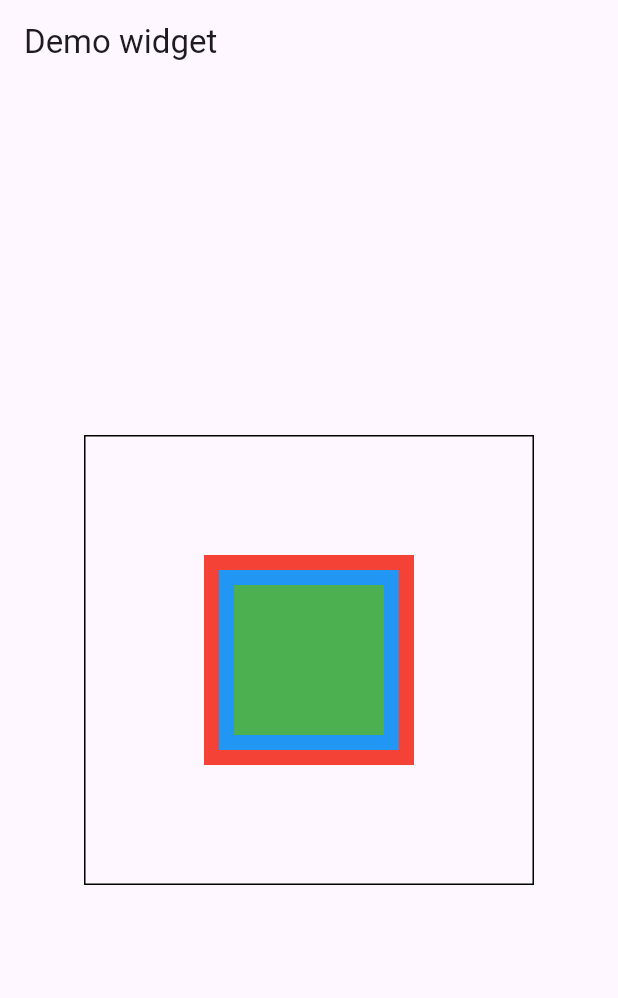
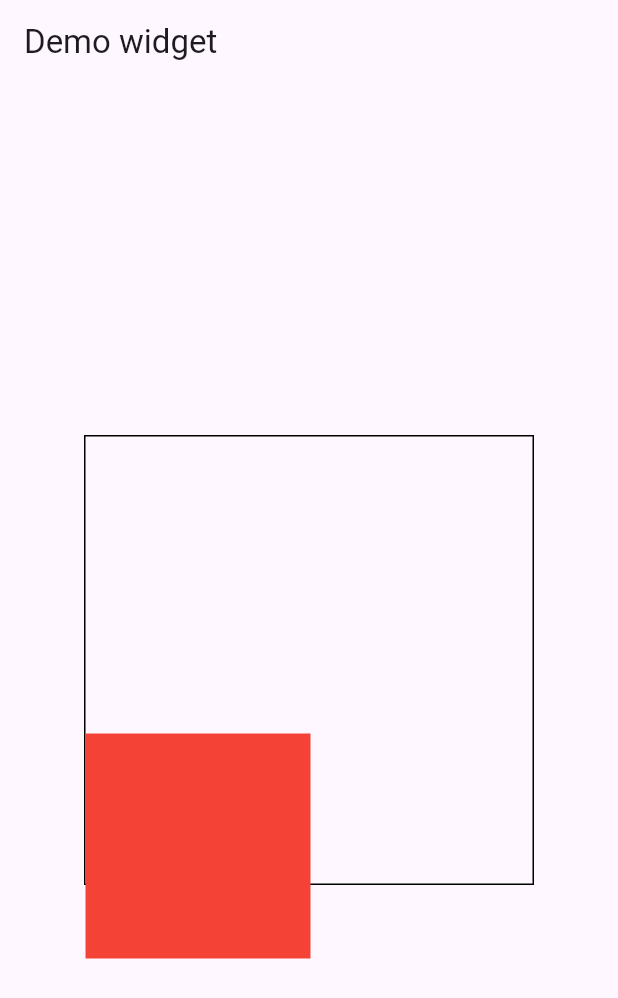
Before and after one commit to phamtanphat/statefull_stateless_widget16032024, a Flutter app: the screen it shows after launch, on a phone screen of 412 x 824 dp. Shown: the top 998 px of the screen. Run offline on Flutter 3.47's test engine with Material 3 defaults, Android fonts, the phone set to English and light mode, and no system bars.

```diff
--- a/lib/demo_widget_page.dart
+++ b/lib/demo_widget_page.dart
@@ -1,4 +1,7 @@
+import 'package:flutter/cupertino.dart';
 import 'package:flutter/material.dart';
+import 'package:flutter/painting.dart';
+import 'package:flutter/widgets.dart';
 
 class DemoWidgetPage extends StatefulWidget {
   const DemoWidgetPage({super.key});
@@ -28,18 +31,25 @@ class DemoStack extends StatelessWidget {
       constraints: BoxConstraints.expand(),
       child: Center(
         child: Container(
+          decoration: BoxDecoration(
+              border: Border.all()
+          ),
           width: 300,
           height: 300,
-          decoration: BoxDecoration(
-            border: Border.all()
-          ),
-          child: Stack(
-            alignment: Alignment.center,
-            children: [
-                Container(width: 140, height: 140, color: Colors.red),
-                Container(width: 120, height: 120, color: Colors.blue),
-                Container(width: 100, height: 100, color: Colors.green),
-            ]
+          child: Center(
+            child: Stack(
+              clipBehavior: Clip.none,
+              children: [
+                  Positioned(
+                    bottom: -50,
+                    child: Container(
+                        color: Colors.red,
+                        width: 150,
+                        height: 150,
+                    ),
+                  ),
+              ]
+            ),
           ),
         )
       ),
```
